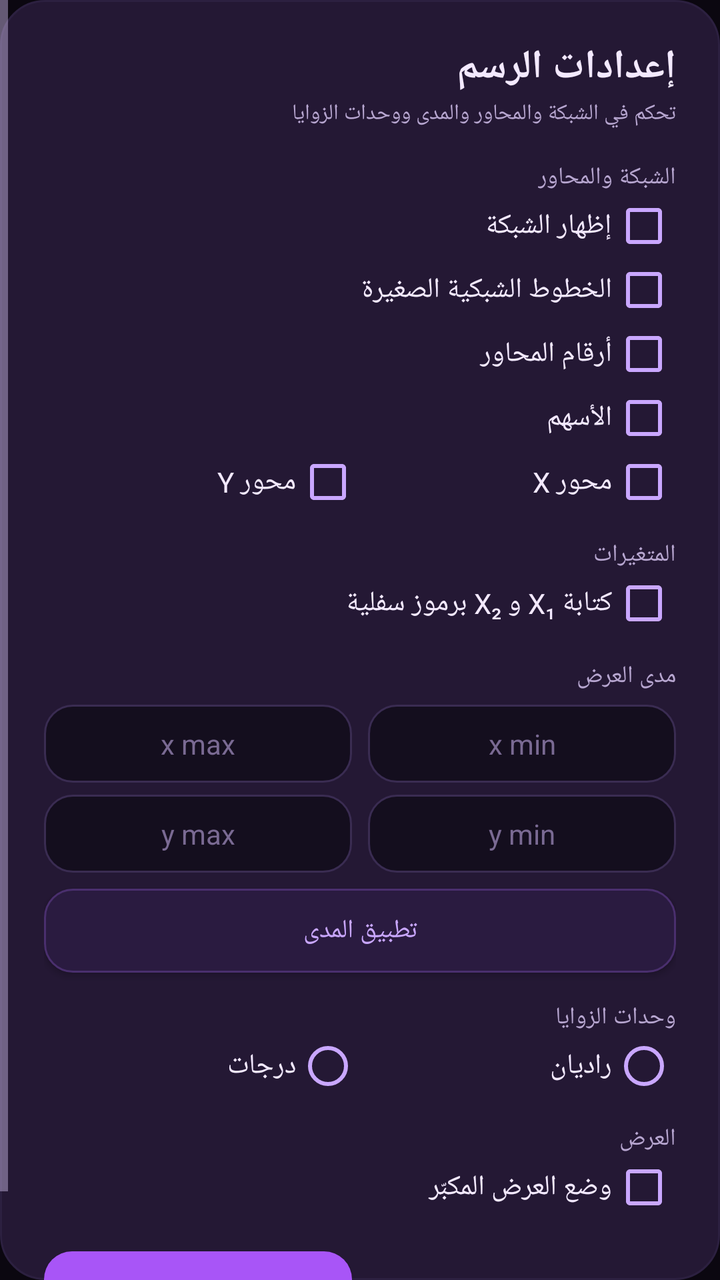
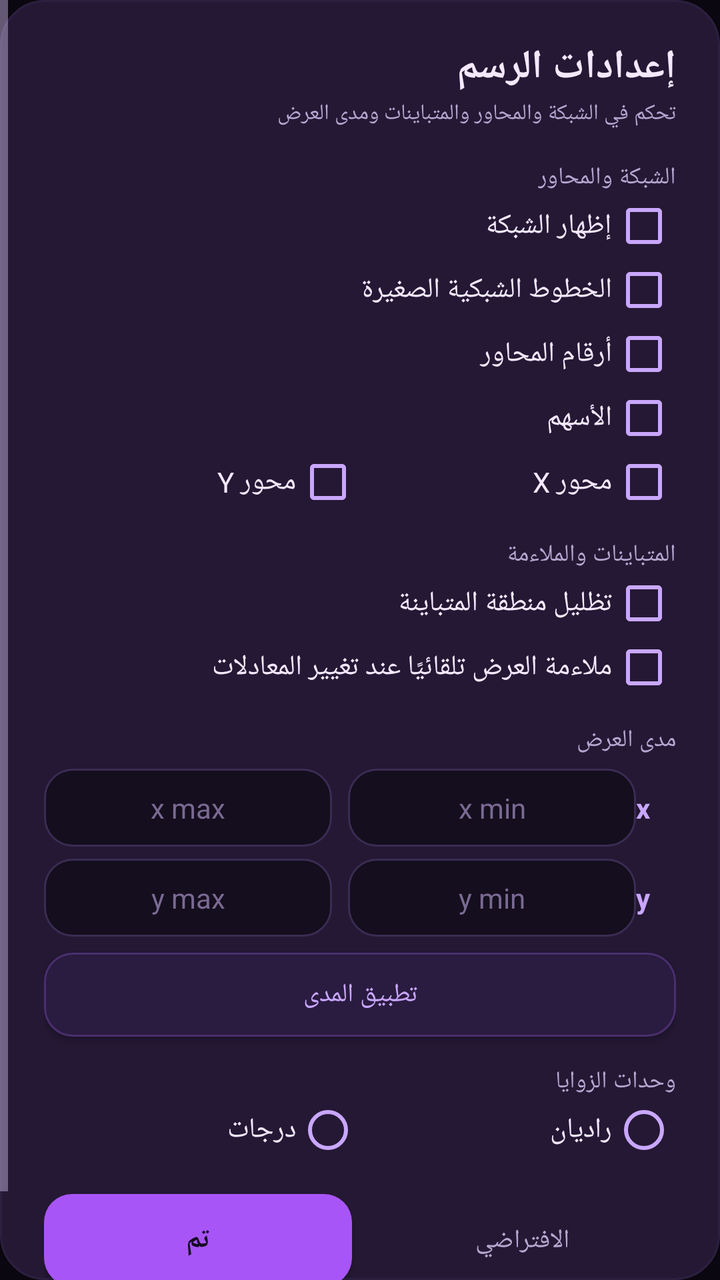

Before-and-after screenshots of an Android layout around one commit, followed by the original layout XML and the change that was made.
<!-- AndroidManifest.xml: application theme Theme.Munhana -->
<!-- res/layout/dialog_settings.xml -->
<?xml version="1.0" encoding="utf-8"?>
<ScrollView xmlns:android="http://schemas.android.com/apk/res/android"
    android:layout_width="match_parent"
    android:layout_height="match_parent"
    android:background="@drawable/bg_dialog"
    android:fillViewport="true"
    android:layoutDirection="rtl">

    <LinearLayout
        android:layout_width="match_parent"
        android:layout_height="wrap_content"
        android:orientation="vertical"
        android:paddingStart="22dp"
        android:paddingEnd="22dp"
        android:paddingTop="20dp"
        android:paddingBottom="16dp">

        <TextView
            android:layout_width="wrap_content"
            android:layout_height="wrap_content"
            android:text="@string/graph_settings"
            android:textColor="@color/text_primary"
            android:textSize="20sp"
            android:textStyle="bold" />

        <TextView
            android:layout_width="wrap_content"
            android:layout_height="wrap_content"
            android:layout_marginTop="2dp"
            android:text="@string/graph_settings_hint"
            android:textColor="@color/text_secondary"
            android:textSize="11sp" />

        <TextView
            style="@style/Munhana.Label"
            android:layout_width="wrap_content"
            android:layout_height="wrap_content"
            android:layout_marginTop="16dp"
            android:text="@string/section_grid" />

        <CheckBox
            android:id="@+id/cbGrid"
            style="@style/Munhana.Setting"
            android:layout_width="match_parent"
            android:layout_height="wrap_content"
            android:text="@string/opt_grid" />

        <CheckBox
            android:id="@+id/cbMinor"
            style="@style/Munhana.Setting"
            android:layout_width="match_parent"
            android:layout_height="wrap_content"
            android:text="@string/opt_minor_grid" />

        <CheckBox
            android:id="@+id/cbNumbers"
            style="@style/Munhana.Setting"
            android:layout_width="match_parent"
            android:layout_height="wrap_content"
            android:text="@string/opt_axis_numbers" />

        <CheckBox
            android:id="@+id/cbArrows"
            style="@style/Munhana.Setting"
            android:layout_width="match_parent"
            android:layout_height="wrap_content"
            android:text="@string/opt_arrows" />

        <LinearLayout
            android:layout_width="match_parent"
            android:layout_height="wrap_content"
            android:orientation="horizontal">

            <CheckBox
                android:id="@+id/cbXAxis"
                style="@style/Munhana.Setting"
                android:layout_width="0dp"
                android:layout_height="wrap_content"
                android:layout_weight="1"
                android:text="@string/opt_x_axis" />

            <CheckBox
                android:id="@+id/cbYAxis"
                style="@style/Munhana.Setting"
                android:layout_width="0dp"
                android:layout_height="wrap_content"
                android:layout_weight="1"
                android:text="@string/opt_y_axis" />
        </LinearLayout>

        <TextView
            style="@style/Munhana.Label"
            android:layout_width="wrap_content"
            android:layout_height="wrap_content"
            android:layout_marginTop="12dp"
            android:text="@string/section_vars" />

        <CheckBox
            android:id="@+id/cbPrettyVars"
            style="@style/Munhana.Setting"
            android:layout_width="match_parent"
            android:layout_height="wrap_content"
            android:text="@string/opt_pretty_vars" />

        <TextView
            style="@style/Munhana.Label"
            android:layout_width="wrap_content"
            android:layout_height="wrap_content"
            android:layout_marginTop="12dp"
            android:text="@string/section_window" />

        <LinearLayout
            android:layout_width="match_parent"
            android:layout_height="wrap_content"
            android:layout_marginTop="6dp"
            android:orientation="horizontal">

            <EditText
                android:id="@+id/etXMin"
                style="@style/Munhana.Range"
                android:layout_width="0dp"
                android:layout_height="wrap_content"
                android:layout_weight="1"
                android:hint="x min" />

            <EditText
                android:id="@+id/etXMax"
                style="@style/Munhana.Range"
                android:layout_width="0dp"
                android:layout_height="wrap_content"
                android:layout_marginStart="8dp"
                android:layout_weight="1"
                android:hint="x max" />
        </LinearLayout>

        <LinearLayout
            android:layout_width="match_parent"
            android:layout_height="wrap_content"
            android:layout_marginTop="6dp"
            android:orientation="horizontal">

            <EditText
                android:id="@+id/etYMin"
                style="@style/Munhana.Range"
                android:layout_width="0dp"
                android:layout_height="wrap_content"
                android:layout_weight="1"
                android:hint="y min" />

            <EditText
                android:id="@+id/etYMax"
                style="@style/Munhana.Range"
                android:layout_width="0dp"
                android:layout_height="wrap_content"
                android:layout_marginStart="8dp"
                android:layout_weight="1"
                android:hint="y max" />
        </LinearLayout>

        <Button
            android:id="@+id/btnApplyWindow"
            android:layout_width="match_parent"
            android:layout_height="42dp"
            android:layout_marginTop="8dp"
            android:background="@drawable/bg_btn_tonal"
            android:text="@string/apply_window"
            android:textAllCaps="false"
            android:textColor="@color/purple_light"
            android:textSize="13sp" />

        <TextView
            style="@style/Munhana.Label"
            android:layout_width="wrap_content"
            android:layout_height="wrap_content"
            android:layout_marginTop="14dp"
            android:text="@string/section_units" />

        <RadioGroup
            android:id="@+id/rgUnits"
            android:layout_width="match_parent"
            android:layout_height="wrap_content"
            android:orientation="horizontal">

            <RadioButton
                android:id="@+id/rbRadians"
                style="@style/Munhana.Setting"
                android:layout_width="0dp"
                android:layout_height="wrap_content"
                android:layout_weight="1"
                android:text="@string/radians" />

            <RadioButton
                android:id="@+id/rbDegrees"
                style="@style/Munhana.Setting"
                android:layout_width="0dp"
                android:layout_height="wrap_content"
                android:layout_weight="1"
                android:text="@string/degrees" />
        </RadioGroup>

        <TextView
            style="@style/Munhana.Label"
            android:layout_width="wrap_content"
            android:layout_height="wrap_content"
            android:layout_marginTop="12dp"
            android:text="@string/section_display" />

        <CheckBox
            android:id="@+id/cbProjector"
            style="@style/Munhana.Setting"
            android:layout_width="match_parent"
            android:layout_height="wrap_content"
            android:text="@string/opt_projector" />

        <LinearLayout
            android:layout_width="match_parent"
            android:layout_height="wrap_content"
            android:layout_marginTop="16dp"
            android:orientation="horizontal">

            <Button
                android:id="@+id/btnDefaults"
                android:layout_width="0dp"
                android:layout_height="46dp"
                android:layout_weight="1"
                android:background="@drawable/bg_btn_text"
                android:text="@string/reset_defaults"
                android:textAllCaps="false"
                android:textColor="@color/text_secondary"
                android:textSize="13sp" />

            <Button
                android:id="@+id/btnDone"
                android:layout_width="0dp"
                android:layout_height="46dp"
                android:layout_marginStart="8dp"
                android:layout_weight="1"
                android:background="@drawable/bg_btn_primary"
                android:text="@string/done"
                android:textAllCaps="false"
                android:textColor="#160B24"
                android:textSize="14sp"
                android:textStyle="bold" />
        </LinearLayout>
    </LinearLayout>
</ScrollView>
<!-- resources referenced by this layout -->
<resources>
  <color name="purple_light">#C9A7FF</color>
  <color name="text_primary">#F3E9FF</color>
  <color name="text_secondary">#B7A6D0</color>
  <!-- drawable bg_btn_text (drawable) -->
  <selector xmlns:android="http://schemas.android.com/apk/res/android">
      <item android:state_pressed="true">
          <shape android:shape="rectangle">
              <corners android:radius="14dp"/>
              <solid android:color="#22C9A7FF"/>
          </shape>
      </item>
      <item android:drawable="@android:color/transparent"/>
  </selector>
  <!-- drawable bg_dialog (drawable) -->
  <shape xmlns:android="http://schemas.android.com/apk/res/android" android:shape="rectangle">
      <corners android:radius="22dp"/>
      <solid android:color="@color/surface_high"/>
      <stroke android:width="1dp" android:color="@color/border"/>
  </shape>
  <string name="apply_window">تطبيق المدى</string>
  <string name="degrees">درجات</string>
  <string name="done">تم</string>
  <string name="graph_settings">إعدادات الرسم</string>
  <string name="graph_settings_hint">تحكم في الشبكة والمحاور والمدى ووحدات الزوايا</string>
  <string name="opt_arrows">الأسهم</string>
  <string name="opt_axis_numbers">أرقام المحاور</string>
  <string name="opt_grid">إظهار الشبكة</string>
  <string name="opt_minor_grid">الخطوط الشبكية الصغيرة</string>
  <string name="opt_pretty_vars">كتابة X₁ و X₂ برموز سفلية</string>
  <string name="opt_projector">وضع العرض المكبّر</string>
  <string name="opt_x_axis">محور X</string>
  <string name="opt_y_axis">محور Y</string>
  <string name="radians">راديان</string>
  <string name="reset_defaults">الافتراضي</string>
  <string name="section_display">العرض</string>
  <string name="section_grid">الشبكة والمحاور</string>
  <string name="section_units">وحدات الزوايا</string>
  <string name="section_vars">المتغيرات</string>
  <string name="section_window">مدى العرض</string>
  <style name="Munhana.Label" parent="">
          <item name="android:textColor">@color/text_secondary</item>
          <item name="android:textSize">12sp</item>
      </style>
  <style name="Munhana.Setting" parent="">
          <item name="android:textColor">@color/text_primary</item>
          <item name="android:textSize">14sp</item>
          <item name="android:buttonTint">@color/purple_light</item>
          <item name="android:paddingTop">4dp</item>
          <item name="android:paddingBottom">4dp</item>
      </style>
  <color name="purple">#A855F7</color>
  <color name="surface_high">#241834</color>
  <color name="border">#2C2040</color>
  <!-- drawable bg_input (drawable) -->
  <selector xmlns:android="http://schemas.android.com/apk/res/android">
      <item android:state_focused="true" android:drawable="@drawable/bg_input_focus"/>
      <item android:drawable="@drawable/bg_input_normal"/>
  </selector>
  <color name="bg">#0B0710</color>
  <style name="Popup.Munhana" parent="@android:style/Widget.Material.PopupMenu">
          <item name="android:popupBackground">@drawable/bg_dialog</item>
      </style>
  <!-- drawable bg_input_focus (drawable) -->
  <shape xmlns:android="http://schemas.android.com/apk/res/android" android:shape="rectangle">
      <corners android:radius="14dp"/>
      <solid android:color="#140E1E"/>
      <stroke android:width="2dp" android:color="@color/purple"/>
  </shape>
  <!-- drawable bg_input_normal (drawable) -->
  <shape xmlns:android="http://schemas.android.com/apk/res/android" android:shape="rectangle">
      <corners android:radius="14dp"/>
      <solid android:color="#140E1E"/>
      <stroke android:width="1dp" android:color="#3A2C52"/>
  </shape>
  <!-- unchanged entries left out for length: 5 -->
</resources>

<!-- the commit's change to res/layout/dialog_settings.xml (unified diff, before → after) -->
@@ -93,14 +93,21 @@
             android:layout_width="wrap_content"
             android:layout_height="wrap_content"
             android:layout_marginTop="12dp"
-            android:text="@string/section_vars" />
-
-        <CheckBox
-            android:id="@+id/cbPrettyVars"
-            style="@style/Munhana.Setting"
-            android:layout_width="match_parent"
-            android:layout_height="wrap_content"
-            android:text="@string/opt_pretty_vars" />
+            android:text="@string/section_calc" />
+
+        <CheckBox
+            android:id="@+id/cbShade"
+            style="@style/Munhana.Setting"
+            android:layout_width="match_parent"
+            android:layout_height="wrap_content"
+            android:text="@string/opt_shade" />
+
+        <CheckBox
+            android:id="@+id/cbAutoFit"
+            style="@style/Munhana.Setting"
+            android:layout_width="match_parent"
+            android:layout_height="wrap_content"
+            android:text="@string/opt_autofit" />
 
         <TextView
             style="@style/Munhana.Label"
@@ -113,7 +120,15 @@
             android:layout_width="match_parent"
             android:layout_height="wrap_content"
             android:layout_marginTop="6dp"
-            android:orientation="horizontal">
+            android:gravity="center_vertical"
+            android:orientation="horizontal">
+
+            <TextView
+                android:layout_width="20dp"
+                android:layout_height="wrap_content"
+                android:text="x"
+                android:textColor="@color/purple_light"
+                android:textStyle="bold" />
 
             <EditText
                 android:id="@+id/etXMin"
@@ -137,7 +152,15 @@
             android:layout_width="match_parent"
             android:layout_height="wrap_content"
             android:layout_marginTop="6dp"
-            android:orientation="horizontal">
+            android:gravity="center_vertical"
+            android:orientation="horizontal">
+
+            <TextView
+                android:layout_width="20dp"
+                android:layout_height="wrap_content"
+                android:text="y"
+                android:textColor="@color/purple_light"
+                android:textStyle="bold" />
 
             <EditText
                 android:id="@+id/etYMin"
@@ -198,20 +221,6 @@
                 android:text="@string/degrees" />
         </RadioGroup>
 
-        <TextView
-            style="@style/Munhana.Label"
-            android:layout_width="wrap_content"
-            android:layout_height="wrap_content"
-            android:layout_marginTop="12dp"
-            android:text="@string/section_display" />
-
-        <CheckBox
-            android:id="@+id/cbProjector"
-            style="@style/Munhana.Setting"
-            android:layout_width="match_parent"
-            android:layout_height="wrap_content"
-            android:text="@string/opt_projector" />
-
         <LinearLayout
             android:layout_width="match_parent"
             android:layout_height="wrap_content"
@@ -242,5 +251,14 @@
                 android:textSize="14sp"
                 android:textStyle="bold" />
         </LinearLayout>
+
+        <TextView
+            android:id="@+id/tvVersion"
+            android:layout_width="match_parent"
+            android:layout_height="wrap_content"
+            android:layout_marginTop="14dp"
+            android:gravity="center"
+            android:textColor="@color/text_secondary"
+            android:textSize="11sp" />
     </LinearLayout>
 </ScrollView>
<!-- resource entries referenced after the edit -->
@@ -23,21 +23,20 @@
   <string name="degrees">درجات</string>
   <string name="done">تم</string>
   <string name="graph_settings">إعدادات الرسم</string>
-  <string name="graph_settings_hint">تحكم في الشبكة والمحاور والمدى ووحدات الزوايا</string>
+  <string name="graph_settings_hint">تحكم في الشبكة والمحاور والمتباينات ومدى العرض</string>
   <string name="opt_arrows">الأسهم</string>
+  <string name="opt_autofit">ملاءمة العرض تلقائيًا عند تغيير المعادلات</string>
   <string name="opt_axis_numbers">أرقام المحاور</string>
   <string name="opt_grid">إظهار الشبكة</string>
   <string name="opt_minor_grid">الخطوط الشبكية الصغيرة</string>
-  <string name="opt_pretty_vars">كتابة X₁ و X₂ برموز سفلية</string>
-  <string name="opt_projector">وضع العرض المكبّر</string>
+  <string name="opt_shade">تظليل منطقة المتباينة</string>
   <string name="opt_x_axis">محور X</string>
   <string name="opt_y_axis">محور Y</string>
   <string name="radians">راديان</string>
   <string name="reset_defaults">الافتراضي</string>
-  <string name="section_display">العرض</string>
+  <string name="section_calc">المتباينات والملاءمة</string>
   <string name="section_grid">الشبكة والمحاور</string>
   <string name="section_units">وحدات الزوايا</string>
-  <string name="section_vars">المتغيرات</string>
   <string name="section_window">مدى العرض</string>
   <style name="Munhana.Label" parent="">
           <item name="android:textColor">@color/text_secondary</item>
